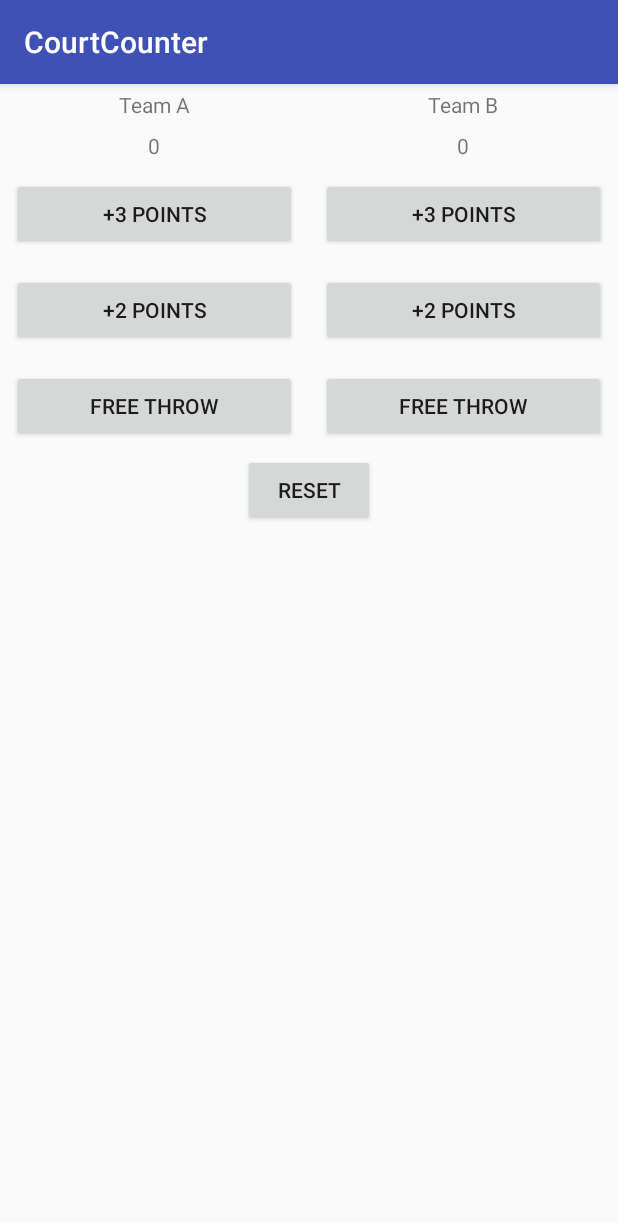
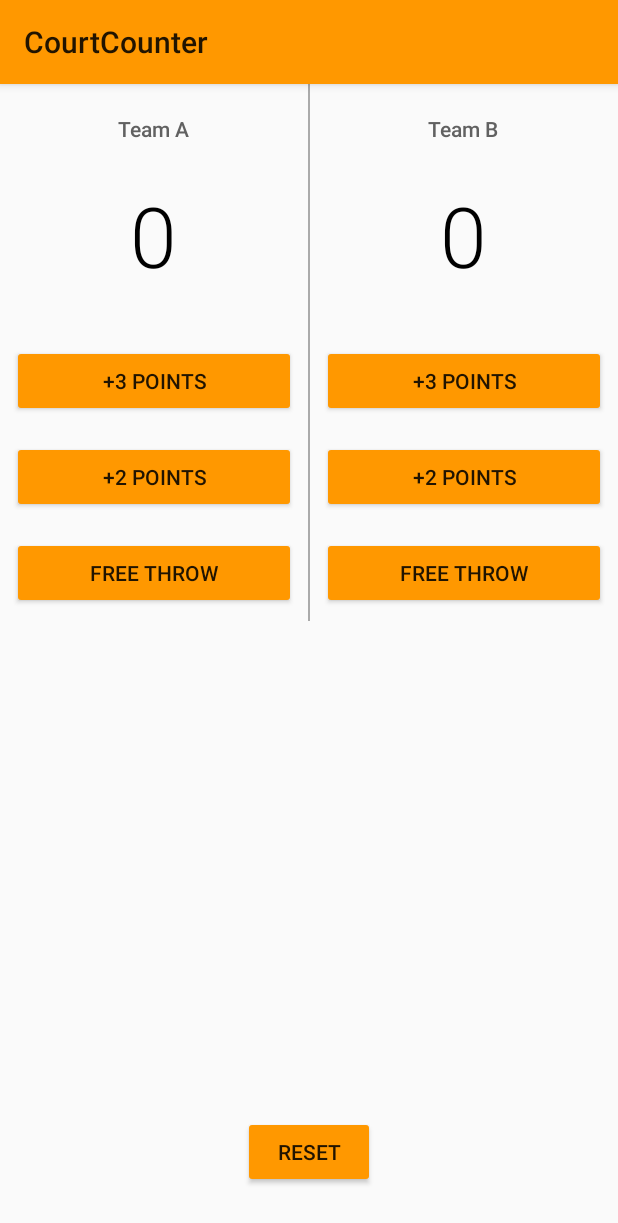
Before and after one commit to vietqnguyen7/Udacity, an Android app: the screen it shows after launch (MainActivity), on a phone screen of 412 x 824 dp. Shown: the top 1223 px of the screen. Run offline under Robolectric (Android 15) with nearby library versions, the phone set to English and light mode, and no system bars.

Commit message:
Added more to courtcounter and finished lesson

```diff
--- a/CourtCounter/app/src/main/res/layout/activity_main.xml
+++ b/CourtCounter/app/src/main/res/layout/activity_main.xml
@@ -15,7 +15,7 @@
 
         <LinearLayout
             android:layout_width="match_parent"
-            android:layout_height="match_parent"
+            android:layout_height="wrap_content"
             android:layout_gravity="center_vertical"
             android:layout_weight="1"
             android:orientation="vertical">
@@ -26,10 +26,11 @@
                 android:layout_gravity="center_horizontal"
                 android:padding="4dp"
                 android:text="Team A"
-                app:layout_constraintBottom_toBottomOf="parent"
-                app:layout_constraintLeft_toLeftOf="parent"
-                app:layout_constraintRight_toRightOf="parent"
-                app:layout_constraintTop_toTopOf="parent" />
+                android:textSize="14sp"
+                android:textColor="#616161"
+                android:fontFamily="sans-serif-medium"
+                android:layout_marginTop="16dp"
+                android:layout_marginBottom="8dp"/>
 
             <TextView
                 android:id="@+id/team_a_score"
@@ -37,32 +38,51 @@
                 android:layout_height="wrap_content"
                 android:layout_gravity="center"
                 android:padding="4dp"
-                android:text="0" />
+                android:text="0"
+                android:textSize="56sp"
+                android:textColor="#000000"
+                android:fontFamily="sans-serif-light"
+                android:layout_marginTop="8dp"
+                android:layout_marginBottom="24dp"/>
 
             <Button
                 android:layout_width="match_parent"
                 android:layout_height="wrap_content"
                 android:layout_margin="8dp"
                 android:onClick="threePointA"
-                android:text="+3 Points" />
+                android:text="+3 Points"
+                android:layout_marginLeft="24dp"
+                android:layout_marginRight="24dp"
+                android:layout_marginBottom="8dp"/>
 
             <Button
                 android:layout_width="match_parent"
                 android:layout_height="wrap_content"
                 android:layout_margin="8dp"
                 android:onClick="twoPointA"
-                android:text="+2 Points" />
+                android:text="+2 Points"
+                android:layout_marginLeft="24dp"
+                android:layout_marginRight="24dp"
+                android:layout_marginBottom="8dp"/>
 
             <Button
                 android:layout_width="match_parent"
                 android:layout_height="wrap_content"
                 android:layout_margin="8dp"
                 android:onClick="freePointA"
-                android:text="Free Throw" />
+                android:text="Free Throw"
+                android:layout_marginLeft="24dp"
+                android:layout_marginRight="24dp"/>
         </LinearLayout>
+
+        <View
+            android:layout_width="1dp"
+            android:layout_height="match_parent"
+            android:background="@android:color/darker_gray"/>
+
         <LinearLayout
             android:layout_width="match_parent"
-            android:layout_height="match_parent"
+            android:layout_height="wrap_content"
             android:layout_gravity="center_horizontal"
             android:layout_weight="1"
             android:orientation="vertical">
@@ -73,10 +93,11 @@
                 android:layout_gravity="center_horizontal"
                 android:padding="4dp"
                 android:text="Team B"
-                app:layout_constraintBottom_toBottomOf="parent"
-                app:layout_constraintLeft_toLeftOf="parent"
-                app:layout_constraintRight_toRightOf="parent"
-                app:layout_constraintTop_toTopOf="parent" />
+                android:textSize="14sp"
+                android:textColor="#616161"
+                android:fontFamily="sans-serif-medium"
+                android:layout_marginTop="16dp"
+                android:layout_marginBottom="8dp"/>
 
             <TextView
                 android:id="@+id/team_b_score"
@@ -84,28 +105,41 @@
                 android:layout_height="wrap_content"
                 android:layout_gravity="center"
                 android:padding="4dp"
-                android:text="0" />
+                android:text="0"
+                android:textSize="56sp"
+                android:textColor="#000000"
+                android:fontFamily="sans-serif-light"
+                android:layout_marginTop="8dp"
+                android:layout_marginBottom="24dp"/>
 
             <Button
                 android:layout_width="match_parent"
                 android:layout_height="wrap_content"
                 android:layout_margin="8dp"
                 android:onClick="threePointB"
-                android:text="+3 Points" />
+                android:text="+3 Points"
+                android:layout_marginLeft="24dp"
+                android:layout_marginRight="24dp"
+                android:layout_marginBottom="8dp"/>
 
             <Button
                 android:layout_width="match_parent"
                 android:layout_height="wrap_content"
                 android:layout_margin="8dp"
                 android:onClick="twoPointB"
-                android:text="+2 Points" />
+                android:text="+2 Points"
+                android:layout_marginLeft="24dp"
+                android:layout_marginRight="24dp"
+                android:layout_marginBottom="8dp"/>
 
             <Button
                 android:layout_width="match_parent"
                 android:layout_height="wrap_content"
                 android:layout_margin="8dp"
                 android:onClick="freePointB"
-                android:text="Free Throw" />
+                android:text="Free Throw"
+                android:layout_marginLeft="24dp"
+                android:layout_marginRight="24dp"/>
         </LinearLayout>
 
     </LinearLayout>
@@ -114,7 +148,8 @@
         android:layout_width="wrap_content"
         android:layout_height="wrap_content"
         android:text="Reset"
-        android:layout_below="@id/counterLayout"
+        android:layout_alignParentBottom="true"
         android:layout_centerHorizontal="true"
-        android:onClick="reset"/>
+        android:onClick="reset"
+        android:layout_marginBottom="32dp"/>
 </RelativeLayout>
--- a/CourtCounter/app/src/main/res/values/styles.xml
+++ b/CourtCounter/app/src/main/res/values/styles.xml
@@ -1,11 +1,9 @@
 <resources>
-
     <!-- Base application theme. -->
-    <style name="AppTheme" parent="Theme.AppCompat.Light.DarkActionBar">
-        <!-- Customize your theme here. -->
-        <item name="colorPrimary">@color/colorPrimary</item>
-        <item name="colorPrimaryDark">@color/colorPrimaryDark</item>
-        <item name="colorAccent">@color/colorAccent</item>
+    <style name="AppTheme" parent="Theme.AppCompat.Light">
+        <!-- Primary theme color of the app (sets background color of app bar) -->
+        <item name="colorPrimary">#FF9800</item>
+        <!-- Background color of buttons in the app -->
+        <item name="colorButtonNormal">#FF9800</item>
     </style>
-
 </resources>
```
